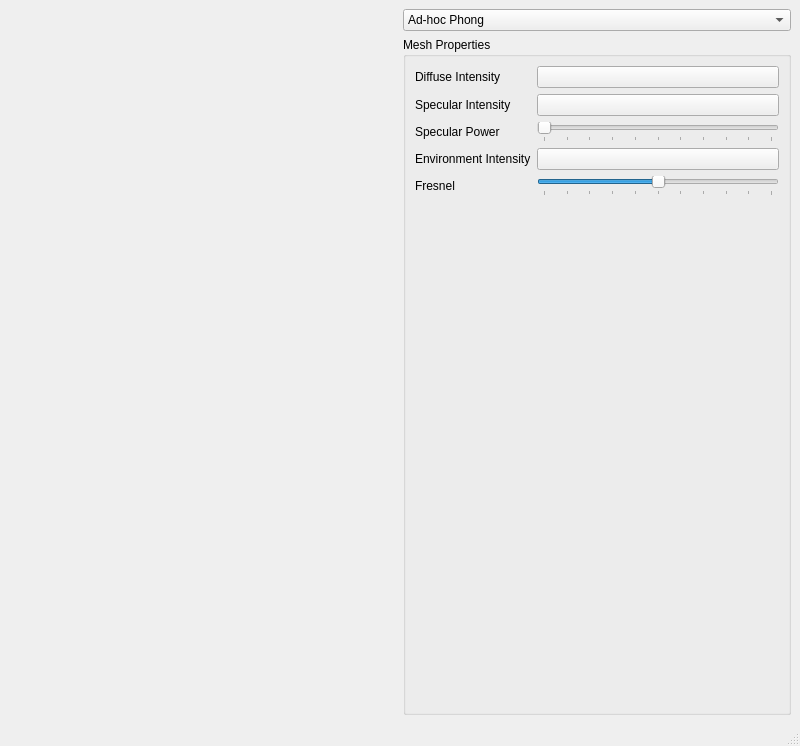
zeroeffects/TempestRenderer, file tools/shading-evaluation/shading-evaluation.ui: the form before one commit.
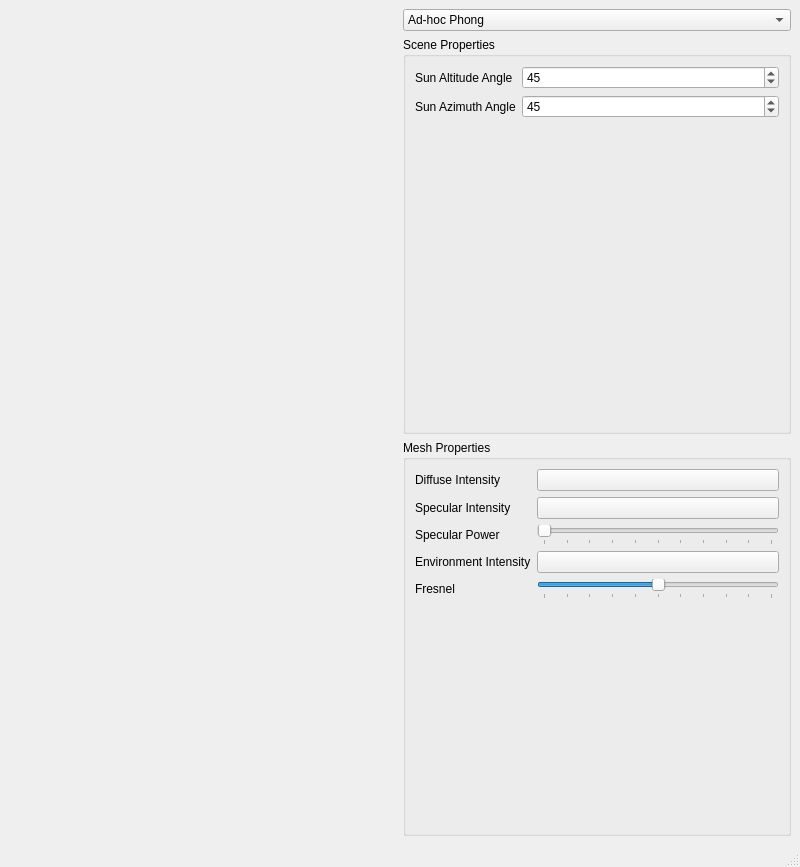
The form after the commit. Custom widgets are drawn as their Qt base class.

Commit message: - Some minor data layout changes - Sun spin boxes

```diff
--- a/tools/shading-evaluation/shading-evaluation.ui
+++ b/tools/shading-evaluation/shading-evaluation.ui
@@ -7,7 +7,7 @@
     <x>0</x>
     <y>0</y>
     <width>800</width>
-    <height>746</height>
+    <height>867</height>
    </rect>
   </property>
   <property name="windowTitle">
@@ -41,8 +41,63 @@
         </item>
        </widget>
       </item>
+      <item>
+       <widget class="QGroupBox" name="ScenePropsGroup">
+        <property name="sizePolicy">
+         <sizepolicy hsizetype="Preferred" vsizetype="Minimum">
+          <horstretch>0</horstretch>
+          <verstretch>0</verstretch>
+         </sizepolicy>
+        </property>
+        <property name="title">
+         <string>Scene Properties</string>
+        </property>
+        <layout class="QFormLayout" name="formLayout_2">
+         <item row="0" column="0">
+          <widget class="QLabel" name="SunAltitudeLabel">
+           <property name="text">
+            <string>Sun Altitude Angle</string>
+           </property>
+          </widget>
+         </item>
+         <item row="1" column="0">
+          <widget class="QLabel" name="SunAzimuthLabel">
+           <property name="text">
+            <string>Sun Azimuth Angle</string>
+           </property>
+          </widget>
+         </item>
+         <item row="0" column="1">
+          <widget class="QSpinBox" name="SunAltitude">
+           <property name="maximum">
+            <number>90</number>
+           </property>
+           <property name="value">
+            <number>45</number>
+           </property>
+          </widget>
+         </item>
+         <item row="1" column="1">
+          <widget class="QSpinBox" name="SunAzimuth">
+           <property name="maximum">
+            <number>360</number>
+           </property>
+           <property name="value">
+            <number>45</number>
+           </property>
+          </widget>
+         </item>
+        </layout>
+       </widget>
+      </item>
       <item>
        <widget class="QGroupBox" name="MeshPropsGroup">
+        <property name="sizePolicy">
+         <sizepolicy hsizetype="Preferred" vsizetype="Preferred">
+          <horstretch>0</horstretch>
+          <verstretch>0</verstretch>
+         </sizepolicy>
+        </property>
         <property name="maximumSize">
          <size>
           <width>400</width>
```
The commit also changes 5 other files.
